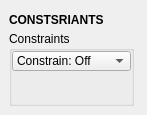
Old version of the form tentacle/ui/transform.snap.ui in the repository m3trik/tentacle.
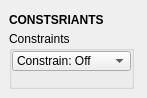
New version of the form. Custom widgets are drawn as their Qt base class.

```diff
--- a/tentacle/ui/transform.snap.ui
+++ b/tentacle/ui/transform.snap.ui
@@ -10,7 +10,7 @@
     <x>0</x>
     <y>0</y>
     <width>147</width>
-    <height>115</height>
+    <height>98</height>
    </rect>
   </property>
   <property name="maximumSize">
@@ -82,7 +82,7 @@
         </property>
         <layout class="QVBoxLayout" name="verticalLayout_5">
          <property name="spacing">
-          <number>0</number>
+          <number>1</number>
          </property>
          <property name="leftMargin">
           <number>0</number>
```
